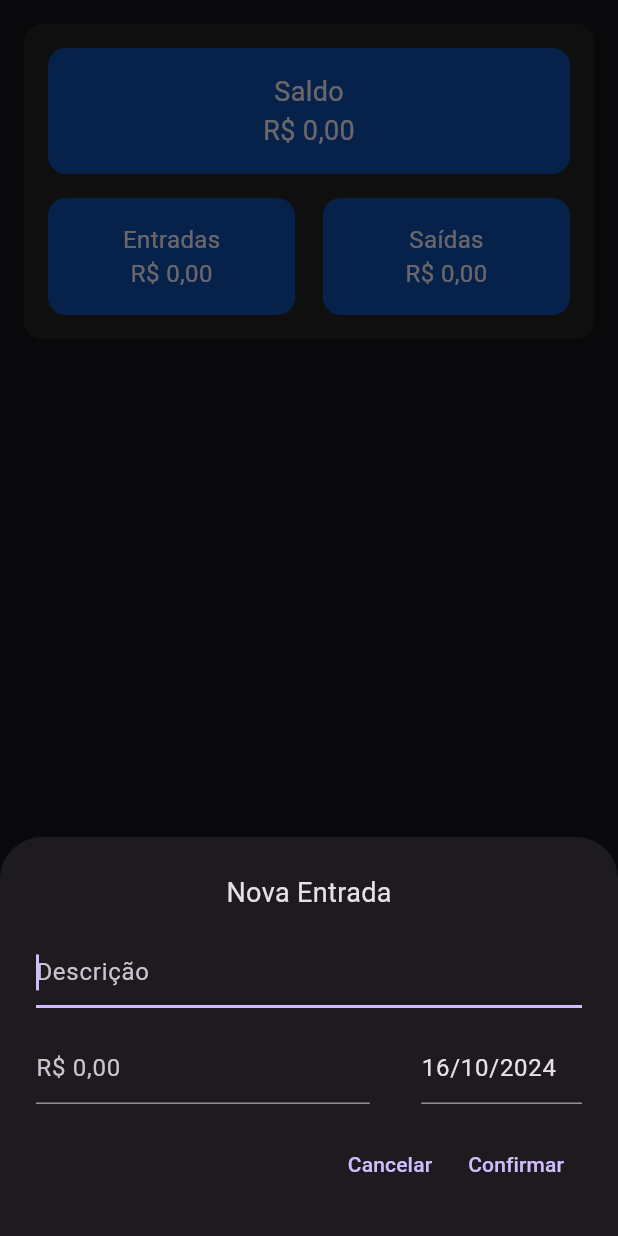
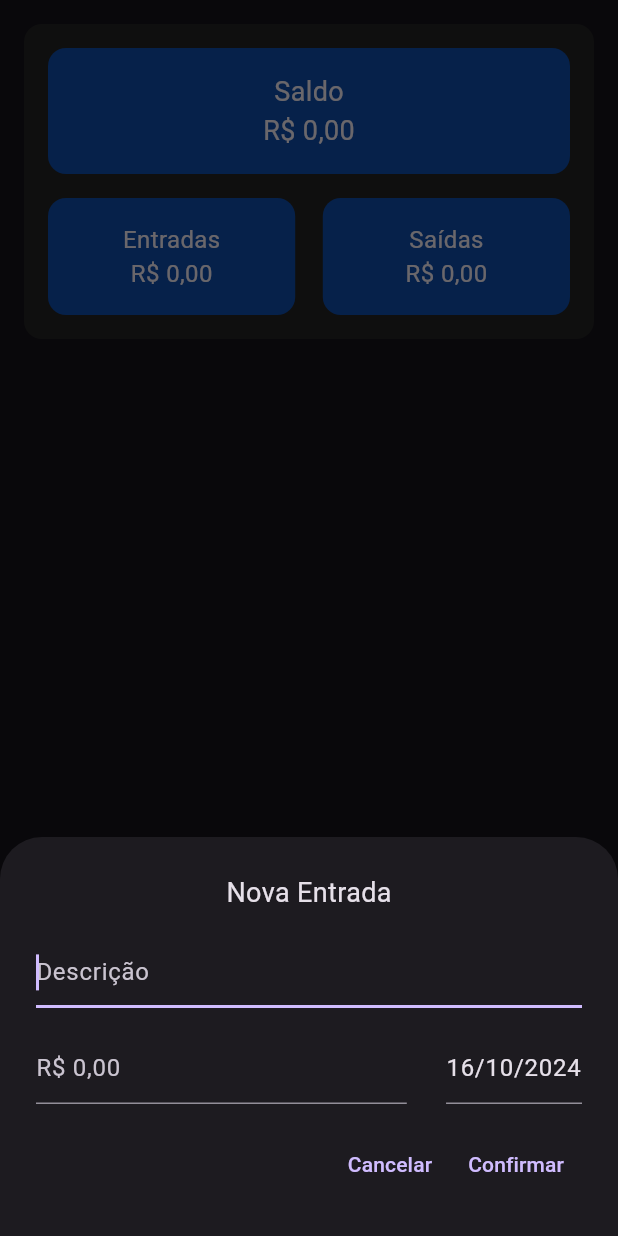
Before and after one commit to andrezin96/money, a Flutter app: the screen it shows after launch, after a tap on "Entradas", on a phone screen of 412 x 824 dp. Run offline on Flutter 3.47's test engine with Material 3 defaults, Android fonts, the phone set to English and light mode, and no system bars; our stand-ins replace equatable, flutter_bloc, get_it, get_storage.

Commit message:
Alteração no formato do datetime

```diff
--- a/lib/modules/home/components/home_bottom_sheet.dart
+++ b/lib/modules/home/components/home_bottom_sheet.dart
@@ -52,7 +52,7 @@ class HomeBottomSheet extends StatelessWidget {
               mainAxisAlignment: MainAxisAlignment.spaceBetween,
               children: [
                 Container(
-                  width: MediaQuery.sizeOf(context).width * 0.54,
+                  width: MediaQuery.sizeOf(context).width * 0.6,
                   padding: const EdgeInsets.only(bottom: 16),
                   child: TextFormField(
                     controller: valueController,
@@ -67,7 +67,7 @@ class HomeBottomSheet extends StatelessWidget {
                   ),
                 ),
                 Container(
-                  width: MediaQuery.sizeOf(context).width * 0.26,
+                  width: MediaQuery.sizeOf(context).width * 0.22,
                   padding: const EdgeInsets.only(bottom: 16),
                   child: TextFormField(
                     controller: dateController,
--- a/lib/modules/home/components/home_template.dart
+++ b/lib/modules/home/components/home_template.dart
@@ -35,8 +35,6 @@ class HomeTemplate extends StatelessWidget {
             initialDate: DateTime.now(),
             firstDate: DateTime(2000),
             lastDate: DateTime(2100),
-            cancelText: 'Cancelar',
-            confirmText: 'OK',
           ),
         ),
         confirmButton: () {
--- a/lib/modules/home/controller/home_cubit.dart
+++ b/lib/modules/home/controller/home_cubit.dart
@@ -73,7 +73,7 @@ class HomeCubit extends Cubit<HomeState> {
       ..add(
         MoneyType(
           description: descriptionController.text,
-          date: DateFormat('dd/MM/yyyy').parse(dateController.text),
+          date: DateFormat('dd/MM/yyyy HH:mm:ss').parse(dateController.text),
           type: type,
           value: valueController.text.toCurrencyOriginal,
         ),
@@ -94,7 +94,7 @@ class HomeCubit extends Cubit<HomeState> {
     final budget = state.budget.copyWith();
     if (budget.values.isNotEmpty) {
       descriptionController.text = budget.values[index].description;
-      dateController.text = DateFormat('dd/MM/yyyy').format(budget.values[index].date);
+      dateController.text = DateFormat('dd/MM/yyyy HH:mm:ss').format(budget.values[index].date);
       valueController.text = budget.values[index].value.toCurrencyInitial;
     }
   }
@@ -104,7 +104,7 @@ class HomeCubit extends Cubit<HomeState> {
     if (budget.values.isNotEmpty) {
       budget.values[index] = MoneyType(
         description: descriptionController.text,
-        date: DateFormat('dd/MM/yyyy').parse(dateController.text),
+        date: DateFormat('dd/MM/yyyy HH:mm:ss').parse(dateController.text),
         type: budget.values[index].type,
         value: valueController.text.toCurrencyOriginal,
       );
```
